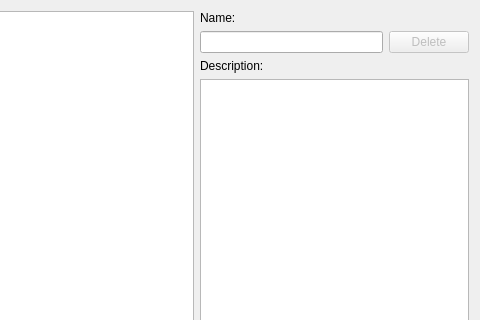
Before: the Qt Designer form res/layout/source_manager_dialog.ui in ChSt15/KraftKonnect, drawn with Qt 5; both pictures show x 221 to 701 and y 0 to 320 of the 701 by 432 pixel window.
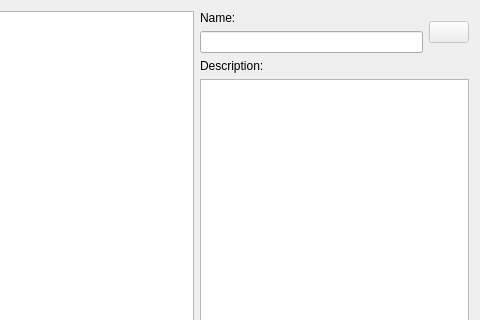
After: the same form once the commit is applied.

Commit message: Add trash icon

The edit to the form file:
```diff
--- a/res/layout/source_manager_dialog.ui
+++ b/res/layout/source_manager_dialog.ui
@@ -60,19 +60,6 @@
            <item>
             <widget class="QLineEdit" name="name_input"/>
            </item>
-           <item>
-            <widget class="QLabel" name="label_2">
-             <property name="sizePolicy">
-              <sizepolicy hsizetype="Preferred" vsizetype="Preferred">
-               <horstretch>0</horstretch>
-               <verstretch>0</verstretch>
-              </sizepolicy>
-             </property>
-             <property name="text">
-              <string>Description:</string>
-             </property>
-            </widget>
-           </item>
           </layout>
          </item>
          <item>
@@ -87,12 +74,25 @@
             </sizepolicy>
            </property>
            <property name="text">
-            <string>Delete</string>
+            <string/>
            </property>
           </widget>
          </item>
         </layout>
        </item>
+       <item>
+        <widget class="QLabel" name="label_2">
+         <property name="sizePolicy">
+          <sizepolicy hsizetype="Preferred" vsizetype="Preferred">
+           <horstretch>0</horstretch>
+           <verstretch>0</verstretch>
+          </sizepolicy>
+         </property>
+         <property name="text">
+          <string>Description:</string>
+         </property>
+        </widget>
+       </item>
        <item>
         <widget class="QTextEdit" name="description_text">
          <property name="sizePolicy">
```
Left out of the diff: 2 changed lines with no effect on the pictures. The commit also changes 1 other file.
